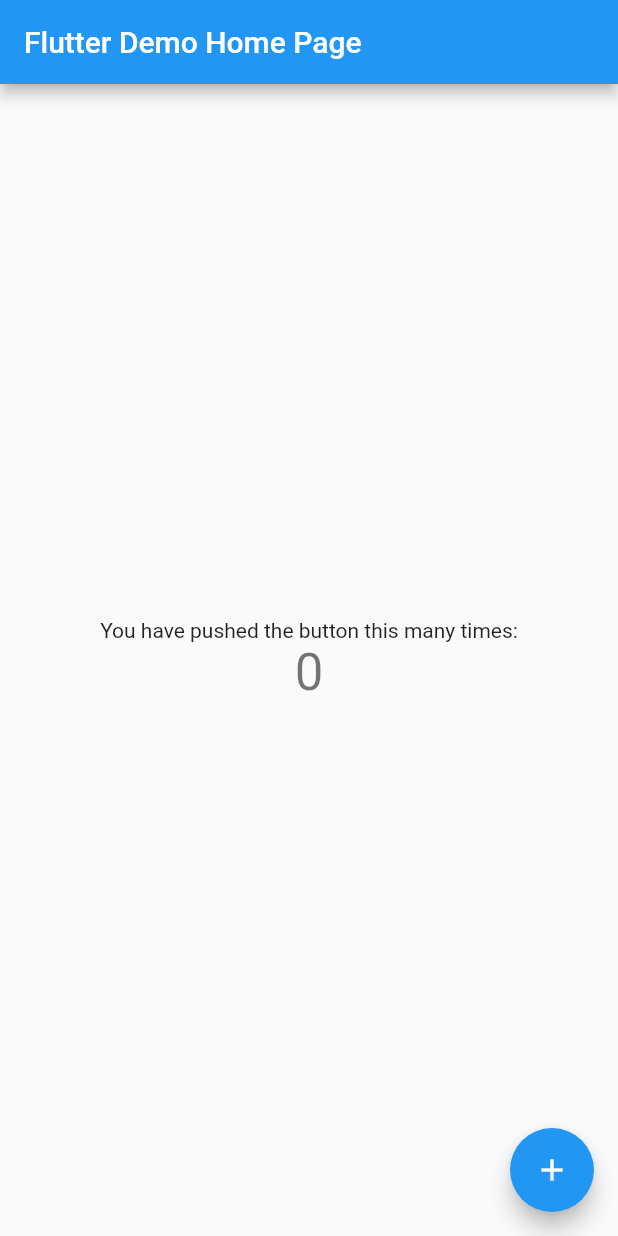
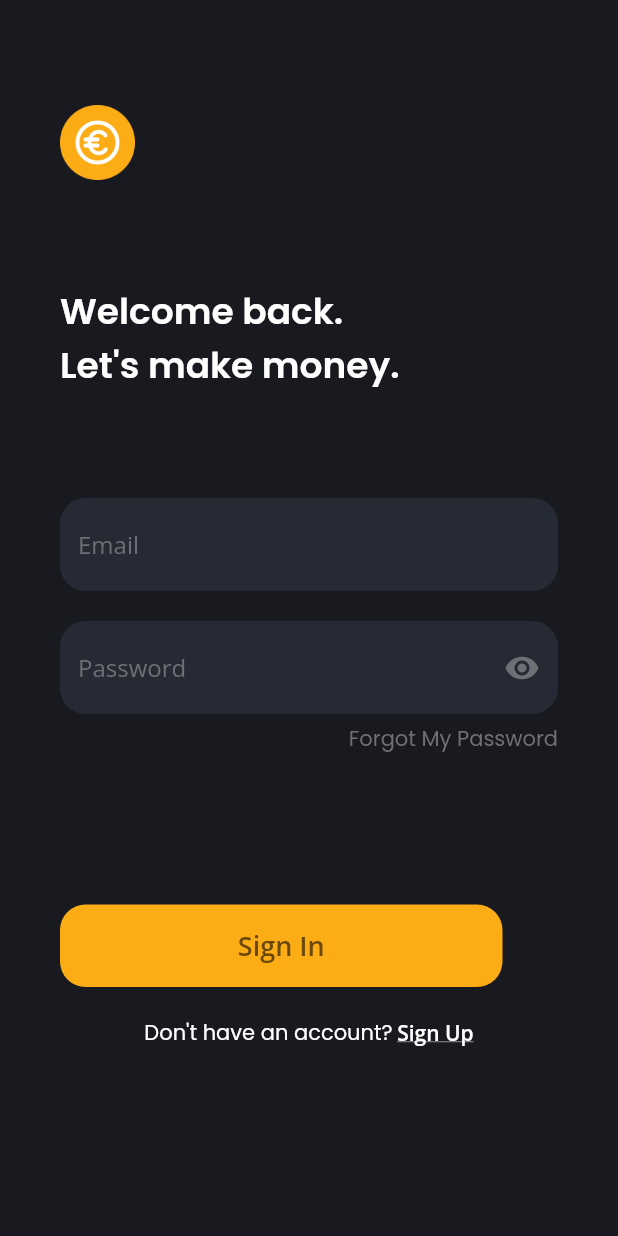
Before and after one commit to algonacci/sign-in-screen, a Flutter app: the screen it shows after launch, on a phone screen of 412 x 824 dp. Run offline on Flutter 3.47's test engine with Material 2 defaults, Android fonts, the phone set to English and light mode, and no system bars; our stand-ins replace google_fonts.

Commit message:
slicing sign in screen

```diff
--- a/lib/main.dart
+++ b/lib/main.dart
@@ -1,115 +1,150 @@
 import 'package:flutter/material.dart';
+import 'package:google_fonts/google_fonts.dart';
 
 void main() {
-  runApp(const MyApp());
+  runApp(const SignIn());
 }
 
-class MyApp extends StatelessWidget {
-  const MyApp({super.key});
+class SignIn extends StatelessWidget {
+  const SignIn({super.key});
 
-  // This widget is the root of your application.
   @override
   Widget build(BuildContext context) {
     return MaterialApp(
-      title: 'Flutter Demo',
-      theme: ThemeData(
-        // This is the theme of your application.
-        //
-        // Try running your application with "flutter run". You'll see the
-        // application has a blue toolbar. Then, without quitting the app, try
-        // changing the primarySwatch below to Colors.green and then invoke
-        // "hot reload" (press "r" in the console where you ran "flutter run",
-        // or simply save your changes to "hot reload" in a Flutter IDE).
-        // Notice that the counter didn't reset back to zero; the application
-        // is not restarted.
-        primarySwatch: Colors.blue,
+      home: Scaffold(
+        backgroundColor: const Color(0xff181A20),
+        body: Padding(
+          padding: const EdgeInsets.only(
+            top: 70,
+            left: 40,
+            right: 40,
+          ),
+          child: Column(
+            crossAxisAlignment: CrossAxisAlignment.start,
+            children: [
+              Image.asset(
+                'assets/coin_icon.png',
+                width: 50,
+              ),
+              const SizedBox(
+                height: 70,
+              ),
+              Text(
+                'Welcome back. \nLet\'s make money.',
+                style: GoogleFonts.poppins(
+                  color: Colors.white,
+                  fontSize: 24,
+                  fontWeight: FontWeight.w600,
+                ),
+              ),
+              const SizedBox(
+                height: 70,
+              ),
+              TextFormField(
+                style: GoogleFonts.openSans(
+                  color: Colors.white,
+                ),
+                decoration: InputDecoration(
+                  fillColor: const Color(0xff262A34),
+                  filled: true,
+                  border: OutlineInputBorder(
+                    borderRadius: BorderRadius.circular(17),
+                    borderSide: BorderSide.none,
+                  ),
+                  hintText: 'Email',
+                  hintStyle: GoogleFonts.openSans(
+                    color: const Color(0xff6F7075),
+                  ),
+                ),
+              ),
+              const SizedBox(
+                height: 20,
+              ),
+              TextFormField(
+                obscureText: true,
+                style: GoogleFonts.openSans(
+                  color: Colors.white,
+                ),
+                decoration: InputDecoration(
+                  fillColor: const Color(0xff262A34),
+                  filled: true,
+                  border: OutlineInputBorder(
+                    borderRadius: BorderRadius.circular(17),
+                    borderSide: BorderSide.none,
+                  ),
+                  hintText: 'Password',
+                  hintStyle: GoogleFonts.openSans(
+                    color: const Color(0xff6F7075),
+                  ),
+                  suffixIcon: Icon(
+                    Icons.visibility,
+                    color: Color(0xff6F7075),
+                  ),
+                ),
+              ),
+              const SizedBox(
+                height: 6,
+              ),
+              Container(
+                alignment: Alignment(1, 0.5),
+                child: Text(
+                  'Forgot My Password',
+                  style: GoogleFonts.poppins(
+                    color: Color(0xff6F7075),
+                  ),
+                ),
+              ),
+              const SizedBox(
+                height: 100,
+              ),
+              SizedBox(
+                width: 295,
+                height: 55,
+                child: TextButton(
+                  style: TextButton.styleFrom(
+                    backgroundColor: Color(0xffFCAC15),
+                    shape: RoundedRectangleBorder(
+                      borderRadius: BorderRadius.circular(17),
+                    ),
+                  ),
+                  onPressed: () {},
+                  child: Text(
+                    'Sign In',
+                    style: GoogleFonts.openSans(
+                      color: Color(0xff6B4909),
+                      fontSize: 18,
+                      fontWeight: FontWeight.w600,
+                    ),
+                  ),
+                ),
+              ),
+              const SizedBox(
+                height: 20,
+              ),
+              Row(
+                mainAxisAlignment: MainAxisAlignment.center,
+                children: [
+                  Text(
+                    'Don\'t have an account?',
+                    style: GoogleFonts.poppins(color: Colors.white),
+                  ),
+                  const SizedBox(
+                    width: 3,
+                  ),
+                  Text(
+                    'Sign Up',
+                    style: GoogleFonts.openSans(
+                      color: Colors.white,
+                      fontWeight: FontWeight.w600,
+                      decoration: TextDecoration.underline,
+                    ),
+                  ),
+                ],
+              )
+            ],
+          ),
+        ),
       ),
-      home: const MyHomePage(title: 'Flutter Demo Home Page'),
     );
   }
 }
-
-class MyHomePage extends StatefulWidget {
-  const MyHomePage({super.key, required this.title});
-
-  // This widget is the home page of your application. It is stateful, meaning
-  // that it has a State object (defined below) that contains fields that affect
-  // how it looks.
-
-  // This class is the configuration for the state. It holds the values (in this
-  // case the title) provided by the parent (in this case the App widget) and
-  // used by the build method of the State. Fields in a Widget subclass are
-  // always marked "final".
-
-  final String title;
-
-  @override
-  State<MyHomePage> createState() => _MyHomePageState();
-}
-
-class _MyHomePageState extends State<MyHomePage> {
-  int _counter = 0;
-
-  void _incrementCounter() {
-    setState(() {
-      // This call to setState tells the Flutter framework that something has
-      // changed in this State, which causes it to rerun the build method below
-      // so that the display can reflect the updated values. If we changed
-      // _counter without calling setState(), then the build method would not be
-      // called again, and so nothing would appear to happen.
-      _counter++;
-    });
-  }
-
-  @override
-  Widget build(BuildContext context) {
-    // This method is rerun every time setState is called, for instance as done
-    // by the _incrementCounter method above.
-    //
-    // The Flutter framework has been optimized to make rerunning build methods
-    // fast, so that you can just rebuild anything that needs updating rather
-    // than having to individually change instances of widgets.
-    return Scaffold(
-      appBar: AppBar(
-        // Here we take the value from the MyHomePage object that was created by
-        // the App.build method, and use it to set our appbar title.
-        title: Text(widget.title),
-      ),
-      body: Center(
-        // Center is a layout widget. It takes a single child and positions it
-        // in the middle of the parent.
-        child: Column(
-          // Column is also a layout widget. It takes a list of children and
-          // arranges them vertically. By default, it sizes itself to fit its
-          // children horizontally, and tries to be as tall as its parent.
-          //
-          // Invoke "debug painting" (press "p" in the console, choose the
-          // "Toggle Debug Paint" action from the Flutter Inspector in Android
-          // Studio, or the "Toggle Debug Paint" command in Visual Studio Code)
-          // to see the wireframe for each widget.
-          //
-          // Column has various properties to control how it sizes itself and
-          // how it positions its children. Here we use mainAxisAlignment to
-          // center the children vertically; the main axis here is the vertical
-          // axis because Columns are vertical (the cross axis would be
-          // horizontal).
-          mainAxisAlignment: MainAxisAlignment.center,
-          children: <Widget>[
-            const Text(
-              'You have pushed the button this many times:',
-            ),
-            Text(
-              '$_counter',
-              style: Theme.of(context).textTheme.headlineMedium,
-            ),
-          ],
-        ),
-      ),
-      floatingActionButton: FloatingActionButton(
-        onPressed: _incrementCounter,
-        tooltip: 'Increment',
-        child: const Icon(Icons.add),
-      ), // This trailing comma makes auto-formatting nicer for build methods.
-    );
-  }
-}
```
Also changed, not shown: pubspec.yaml (+5 -7 lines), pubspec.lock.
